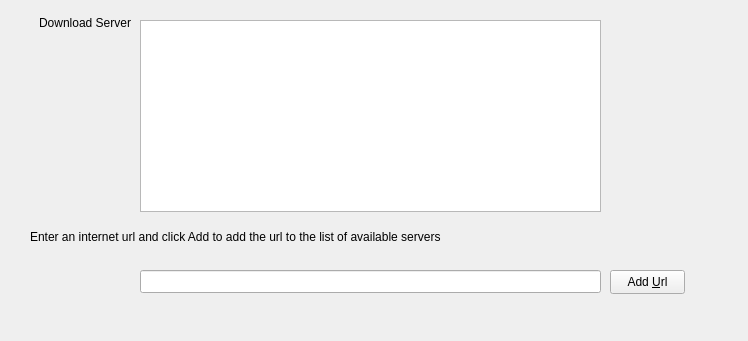
Old version of the form gui/mirrorsettingspage.ui in the repository KDE/kdewin-installer.
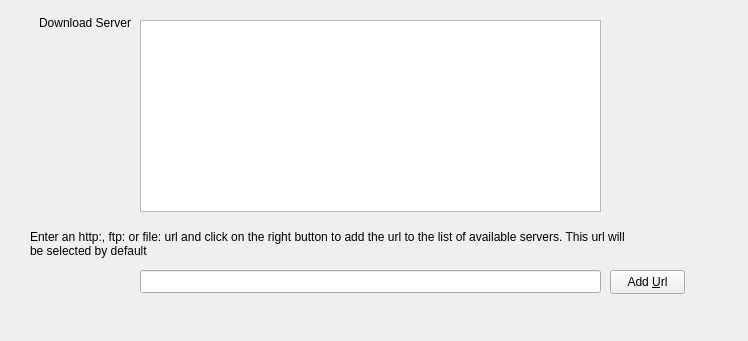
New version of the form.

Diff of the .ui file:
```diff
--- a/gui/mirrorsettingspage.ui
+++ b/gui/mirrorsettingspage.ui
@@ -65,12 +65,12 @@
     <rect>
      <x>30</x>
      <y>230</y>
-     <width>531</width>
+     <width>601</width>
      <height>31</height>
     </rect>
    </property>
    <property name="text" >
-    <string>Enter an internet url and click Add to add the url to the list of available servers</string>
+    <string>Enter an http:, ftp: or file: url and click on the right button to add the url to the list of available servers. This url will be selected by default</string>
    </property>
    <property name="alignment" >
     <set>Qt::AlignLeading|Qt::AlignLeft|Qt::AlignTop</set>
```
